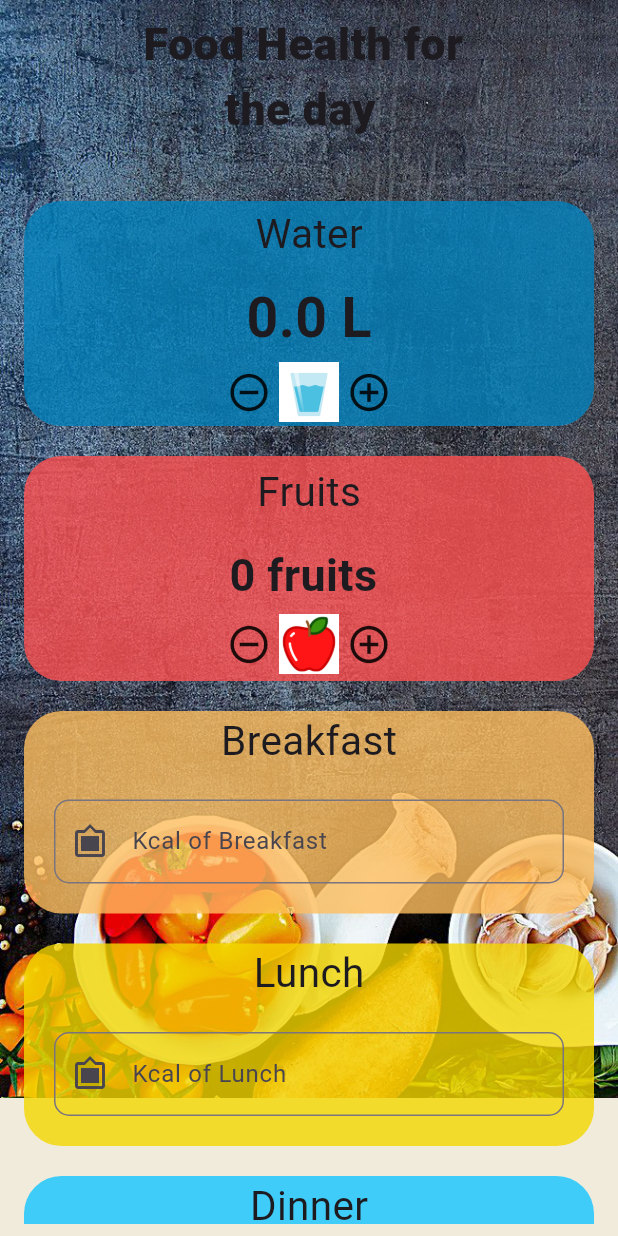
After one commit to tarun-sakthivel/tummyblis, a Flutter app: the Healthtips screen opened directly, on a phone screen of 412 x 824 dp. The commit adds this screen. Run offline on Flutter 3.47's test engine with Material 3 defaults, Android fonts, the phone set to English and light mode, and no system bars; our stand-ins replace carousel_slider, curved_navigation_bar, firebase_auth, firebase_core, fluttertoast; accounts and stored records are empty.

Commit message:
The final commit

```diff
--- /dev/null
+++ b/lib/Components/health_calculator.dart
@@ -0,0 +1,13 @@
+class calculator {
+  calculator(this.fruits, this.water);
+  int fruits;
+
+  double water;
+  String result() {
+    if (fruits >= 2 && water >= 2) {
+      return 'Good Job You are on the way to be healthy';
+    } else {
+      return ' You need to do better ';
+    }
+  }
+}
--- a/lib/Screens/Homepage.dart
+++ b/lib/Screens/Homepage.dart
@@ -2,6 +2,7 @@ import 'package:flutter/material.dart';
 import 'package:tummyblis/Components/bottom_navigator.dart';
 import 'package:tummyblis/Screens/Homescreen.dart';
 import 'package:tummyblis/Screens/LoginPage.dart';
+import 'package:tummyblis/Screens/healthtips.dart';
 import 'package:tummyblis/Screens/vegetablescreen.dart';
 
 class Homepage extends StatefulWidget {
@@ -77,7 +78,7 @@ class _HomepageState extends State<Homepage> {
               string: 'lib/Images/HealthTips.png',
               onTap: () {
                 Navigator.push(context,
-                    MaterialPageRoute(builder: (context) => Placeholder()));
+                    MaterialPageRoute(builder: (context) => Healthtips()));
               }, //this is the place used to reoute to the health tips page
             ),
           ],
--- /dev/null
+++ b/lib/Screens/healthtips.dart
@@ -0,0 +1,325 @@
+import 'package:flutter/material.dart';
+import 'package:tummyblis/Components/health_calculator.dart';
+
+import 'package:tummyblis/Components/resultpage.dart';
+
+class Healthtips extends StatefulWidget {
+  const Healthtips({super.key});
+
+  @override
+  State<Healthtips> createState() => _HealthtipsState();
+}
+
+class _HealthtipsState extends State<Healthtips> {
+  double water = 0.0;
+  int fruits = 0;
+  String breakfast = '';
+  @override
+  Widget build(BuildContext context) {
+    return SafeArea(
+      child: Scaffold(
+        backgroundColor: Color.fromRGBO(241, 235, 219, 1),
+        body: Container(
+          height: double.infinity,
+          width: double.infinity,
+          child: Stack(
+            children: [
+              Image(
+                image: AssetImage("lib/Images/background.png"),
+                fit: BoxFit.fitHeight,
+              ),
+              Padding(
+                padding: const EdgeInsets.all(8.0),
+                child: SingleChildScrollView(
+                  scrollDirection: Axis.vertical,
+                  child: Padding(
+                    padding: const EdgeInsets.only(left: 8, right: 8),
+                    child: Column(
+                      children: [
+                        Text(
+                          'Food Health for \n       the day ',
+                          style: TextStyle(
+                              fontSize: 30, fontWeight: FontWeight.w800),
+                        ),
+                        SizedBox(
+                          height: 40,
+                        ),
+                        Container(
+                          width: double.infinity,
+                          height: 150,
+                          decoration: BoxDecoration(
+                              color: Color.fromARGB(255, 2, 129, 188)
+                                  .withOpacity(0.8),
+                              borderRadius: BorderRadius.circular(25)),
+                          child: Column(
+                            mainAxisAlignment: MainAxisAlignment.spaceEvenly,
+                            children: [
+                              Padding(
+                                padding: const EdgeInsets.only(
+                                    left: 15, top: 0, right: 15),
+                                child: Center(
+                                  child: Text(
+                                    'Water',
+                                    style: TextStyle(fontSize: 27),
+                                  ),
+                                ),
+                              ),
+                              SizedBox(height: 5),
+                              Center(
+                                  child: Text(' $water L ',
+                                      style: TextStyle(
+                                          fontSize: 37,
+                                          fontWeight: FontWeight.bold))),
+                              Row(
+                                mainAxisAlignment: MainAxisAlignment.center,
+                                children: [
+                                  GestureDetector(
+                                    onTap: () {
+                                      setState(() {
+                                        water = water - 0.25;
+                                        //print(kilo);
+                                      });
+                                    },
+                                    child: Icon(Icons.remove_circle_outline,
+                                        size: 30),
+                                  ),
+                                  SizedBox(width: 5),
+                                  Image.asset(
+                                    'lib/Images/water.png',
+                                    width: 40,
+                                    height: 40,
+                                  ),
+                                  SizedBox(width: 5),
+                                  GestureDetector(
+                                    onTap: () {
+                                      setState(() {
+                                        water = water + 0.25;
+                                        //print(kilo);
+                                      });
+                                    },
+                                    child: Icon(Icons.add_circle_outline,
+                                        size: 30),
+                                  )
+                                ],
+                              ),
+                            ],
+                          ),
+                        ),
+                        SizedBox(
+                          height: 20,
+                        ),
+                        Container(
+                          width: double.infinity,
+                          height: 150,
+                          decoration: BoxDecoration(
+                              color: const Color.fromARGB(255, 255, 80, 80)
+                                  .withOpacity(0.8),
+                              borderRadius: BorderRadius.circular(25)),
+                          child: Column(
+                            mainAxisAlignment: MainAxisAlignment.spaceEvenly,
+                            children: [
+                              Padding(
+                                padding: const EdgeInsets.only(
+                                    left: 15, top: 0, right: 15),
+                                child: Center(
+                                  child: Text(
+                                    'Fruits',
+                                    style: TextStyle(fontSize: 27),
+                                  ),
+                                ),
+                              ),
+                              SizedBox(height: 5),
+                              Center(
+                                  child: Text(' $fruits fruits  ',
+                                      style: TextStyle(
+                                          fontSize: 30,
+                                          fontWeight: FontWeight.bold))),
+                              Row(
+                                mainAxisAlignment: MainAxisAlignment.center,
+                                children: [
+                                  GestureDetector(
+                                    onTap: () {
+                                      setState(() {
+                                        fruits = fruits - 1;
+                                        //print(kilo);
+                                      });
+                                    },
+                                    child: Icon(Icons.remove_circle_outline,
+                                        size: 30),
+                                  ),
+                                  SizedBox(width: 5),
+                                  Image.asset(
+                                    'lib/Images/Apple.png',
+                                    width: 40,
+                                    height: 40,
+                                  ),
+                                  SizedBox(width: 5),
+                                  GestureDetector(
+                                    onTap: () {
+                                      setState(() {
+                                        fruits = fruits + 1;
+                                        //print(kilo);
+                                      });
+                                    },
+                                    child: Icon(Icons.add_circle_outline,
+                                        size: 30),
+                                  )
+                                ],
+                              ),
+                            ],
+                          ),
+                        ),
+                        SizedBox(
+                          height: 20,
+                        ),
+                        Container(
+                          width: double.infinity,
+                          decoration: BoxDecoration(
+                              color: Color.fromARGB(255, 255, 190, 94)
+                                  .withOpacity(0.8),
+                              borderRadius: BorderRadius.circular(25)),
+                          child: Column(
+                            mainAxisAlignment: MainAxisAlignment.spaceEvenly,
+                            children: [
+                              Padding(
+                                padding: const EdgeInsets.only(
+                                    left: 15, top: 0, right: 15),
+                                child: Center(
+                                  child: Text(
+                                    'Breakfast',
+                                    style: TextStyle(fontSize: 27),
+                                  ),
+                                ),
+                              ),
+                              Padding(
+                                padding: const EdgeInsets.all(20),
+                                child: TextField(
+                                  decoration: InputDecoration(
+                                      hintText: 'Kcal of Breakfast',
+                                      prefixIcon: Icon(Icons.filter_frames),
+                                      border: OutlineInputBorder(
+                                          borderRadius:
+                                              BorderRadius.circular(10))),
+                                  onChanged: (value) {
+                                    breakfast = value;
+                                  },
+                                ),
+                              )
+                            ],
+                          ),
+                        ),
+                        SizedBox(
+                          height: 20,
+                        ),
+                        Container(
+                          width: double.infinity,
+                          decoration: BoxDecoration(
+                              color: Color.fromARGB(255, 244, 215, 0)
+                                  .withOpacity(0.8),
+                              borderRadius: BorderRadius.circular(25)),
+                          child: Column(
+                            mainAxisAlignment: MainAxisAlignment.spaceEvenly,
+                            children: [
+                              Padding(
+                                padding: const EdgeInsets.only(
+                                    left: 15, top: 0, right: 15),
+                                child: Center(
+                                  child: Text(
+                                    'Lunch',
+                                    style: TextStyle(fontSize: 27),
+                                  ),
+                                ),
+                              ),
+                              Padding(
+                                padding: const EdgeInsets.all(20),
+                                child: TextField(
+                                  decoration: InputDecoration(
+                                      hintText: 'Kcal of Lunch',
+                                      prefixIcon: Icon(Icons.filter_frames),
+                                      border: OutlineInputBorder(
+                                          borderRadius:
+                                              BorderRadius.circular(10))),
+                                  onChanged: (value) {
+                                    breakfast = value;
+                                  },
+                                ),
+                              )
+                            ],
+                          ),
+                        ),
+                        SizedBox(
+                          height: 20,
+                        ),
+                        Container(
+                          width: double.infinity,
+                          decoration: BoxDecoration(
+                              color: Color.fromARGB(255, 20, 196, 255)
+                                  .withOpacity(0.8),
+                              borderRadius: BorderRadius.circular(25)),
+                          child: Column(
+                            mainAxisAlignment: MainAxisAlignment.spaceEvenly,
+                            children: [
+                              Padding(
+                                padding: const EdgeInsets.only(
+                                    left: 15, top: 0, right: 15),
+                                child: Center(
+                                  child: Text(
+                                    'Dinner',
+                                    style: TextStyle(fontSize: 27),
+                                  ),
+                                ),
+                              ),
+                              Padding(
+                                padding: const EdgeInsets.all(20),
+                                child: TextField(
+                                  decoration: InputDecoration(
+                                      hintText: 'Kcal of Dinner',
+                                      prefixIcon: Icon(Icons.filter_frames),
+                                      border: OutlineInputBorder(
+                                          borderRadius:
+                                              BorderRadius.circular(10))),
+                                  onChanged: (value) {
+                                    breakfast = value;
+                                  },
+                                ),
+                              )
+                            ],
+                          ),
+                        ),
+                        TextButton(
+                            onPressed: () {
+                              calculator cal = calculator(fruits, water);
+                              showModalBottomSheet<void>(
+                                shape: const RoundedRectangleBorder(
+                                  borderRadius: BorderRadius.only(
+                                      topLeft: Radius.circular(10),
+                                      topRight: Radius.circular(10)),
+                                ),
+                                context: context,
+                                builder: (BuildContext context) {
+                                  return Result(
+                                    resultSentence: cal.result(),
+                                  );
+                                },
+                              );
+                            },
+                            child: Container(
+                                width: 100,
+                                height: 40,
+                                decoration: BoxDecoration(
+                                    color: Color.fromARGB(255, 0, 255, 115)
+                                        .withOpacity(0.8),
+                                    borderRadius: BorderRadius.circular(10)),
+                                child: Center(child: Text(' Evaluate '))))
+                      ],
+                    ),
+                  ),
+                ),
+              )
+            ],
+          ),
+        ),
+      ),
+    );
+  }
+}
```
Also changed, not shown: lib/Components/bottom_navigator.dart (+5 -3 lines), lib/Components/buy_button.dart (+10 -1 lines), lib/Components/firebase_auth_svs.dart (added, +42 -0 lines), lib/Components/resultpage.dart (added, +24 -0 lines), lib/Components/toast.dart (added, +13 -0 lines), lib/Screens/LoginPage.dart (+44 -37 lines), lib/Screens/Productpage.dart (+21 -2 lines), lib/Screens/Profile.dart (added, +73 -0 lines), lib/Screens/Signuppage.dart (+33 -14 lines), lib/Screens/product_disp1.dart (+21 -2 lines), lib/main.dart (+9 -2 lines), pubspec.yaml (+7 -0 lines), lib/Images/Apple.png (added), lib/Images/background.png (added), 4 more files, 9 other files.
